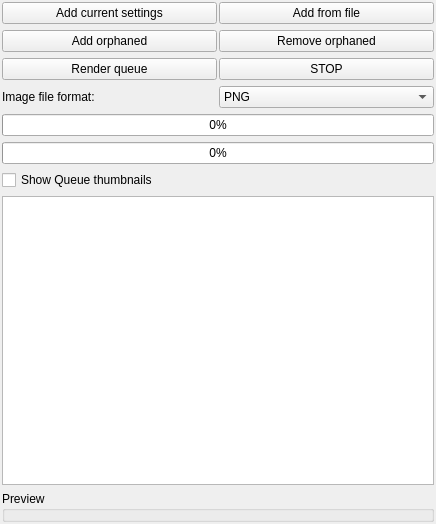
Before: the Qt Designer form mandelbulber2/qt/dock_queue.ui in buddhi1980/mandelbulber2, drawn with Qt 5.
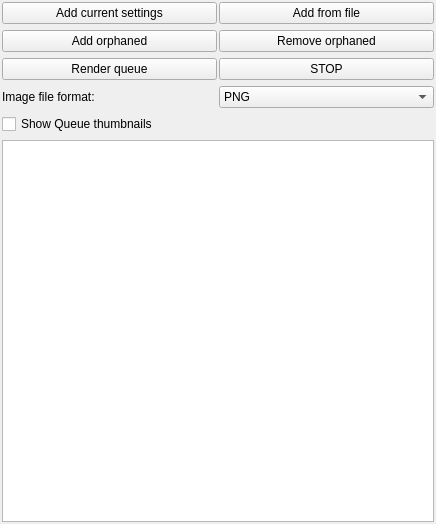
After: the same form once the commit is applied. Icons and pictures are not drawn. Custom widgets are drawn as their Qt base class.

Commit message: Queue is mow rendered in the main window

The edit to the form file:
```diff
--- a/mandelbulber2/qt/dock_queue.ui
+++ b/mandelbulber2/qt/dock_queue.ui
@@ -160,32 +160,6 @@
      </item>
     </layout>
    </item>
-   <item>
-    <widget class="MyProgressBar" name="queueProgressBarImage">
-     <property name="minimum">
-      <number>0</number>
-     </property>
-     <property name="maximum">
-      <number>1000</number>
-     </property>
-     <property name="value">
-      <number>0</number>
-     </property>
-    </widget>
-   </item>
-   <item>
-    <widget class="MyProgressBar" name="queueProgressBarAnimation">
-     <property name="minimum">
-      <number>0</number>
-     </property>
-     <property name="maximum">
-      <number>1000</number>
-     </property>
-     <property name="value">
-      <number>0</number>
-     </property>
-    </widget>
-   </item>
    <item>
     <widget class="MyCheckBox" name="checkBox_show_queue_thumbnails">
      <property name="toolTip">
@@ -218,42 +192,6 @@
      </attribute>
     </widget>
    </item>
-   <item>
-    <widget class="QGroupBox" name="groupBox_queue_preview">
-     <property name="sizePolicy">
-      <sizepolicy hsizetype="Preferred" vsizetype="Preferred">
-       <horstretch>0</horstretch>
-       <verstretch>0</verstretch>
-      </sizepolicy>
-     </property>
-     <property name="minimumSize">
-      <size>
-       <width>0</width>
-       <height>0</height>
-      </size>
-     </property>
-     <property name="title">
-      <string>Preview</string>
-     </property>
-     <layout class="QVBoxLayout" name="verticalLayout_queue_preview">
-      <property name="spacing">
-       <number>2</number>
-      </property>
-      <property name="leftMargin">
-       <number>2</number>
-      </property>
-      <property name="topMargin">
-       <number>2</number>
-      </property>
-      <property name="rightMargin">
-       <number>2</number>
-      </property>
-      <property name="bottomMargin">
-       <number>2</number>
-      </property>
-     </layout>
-    </widget>
-   </item>
   </layout>
  </widget>
  <customwidgets>
@@ -267,12 +205,6 @@
    <extends>QComboBox</extends>
    <header>my_combo_box.h</header>
   </customwidget>
-  <customwidget>
-   <class>MyProgressBar</class>
-   <extends>QProgressBar</extends>
-   <header>my_progress_bar.h</header>
-   <container>1</container>
-  </customwidget>
  </customwidgets>
  <tabstops>
   <tabstop>pushButton_queue_add_current_settings</tabstop>
```
The commit also changes 8 other files.
